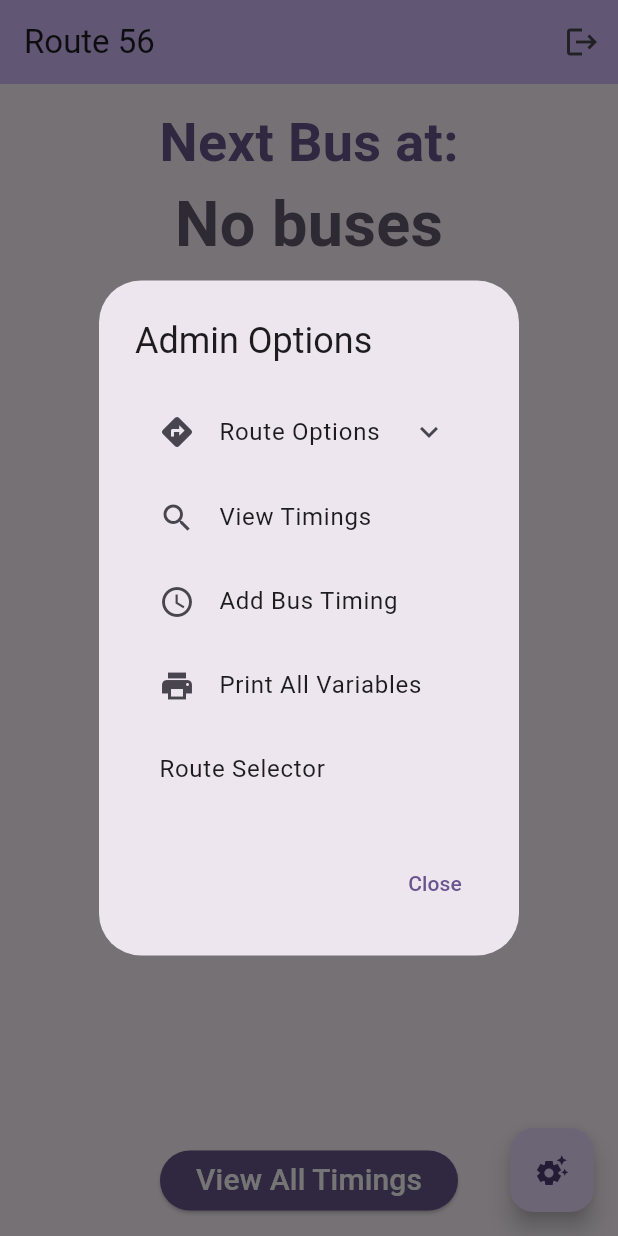
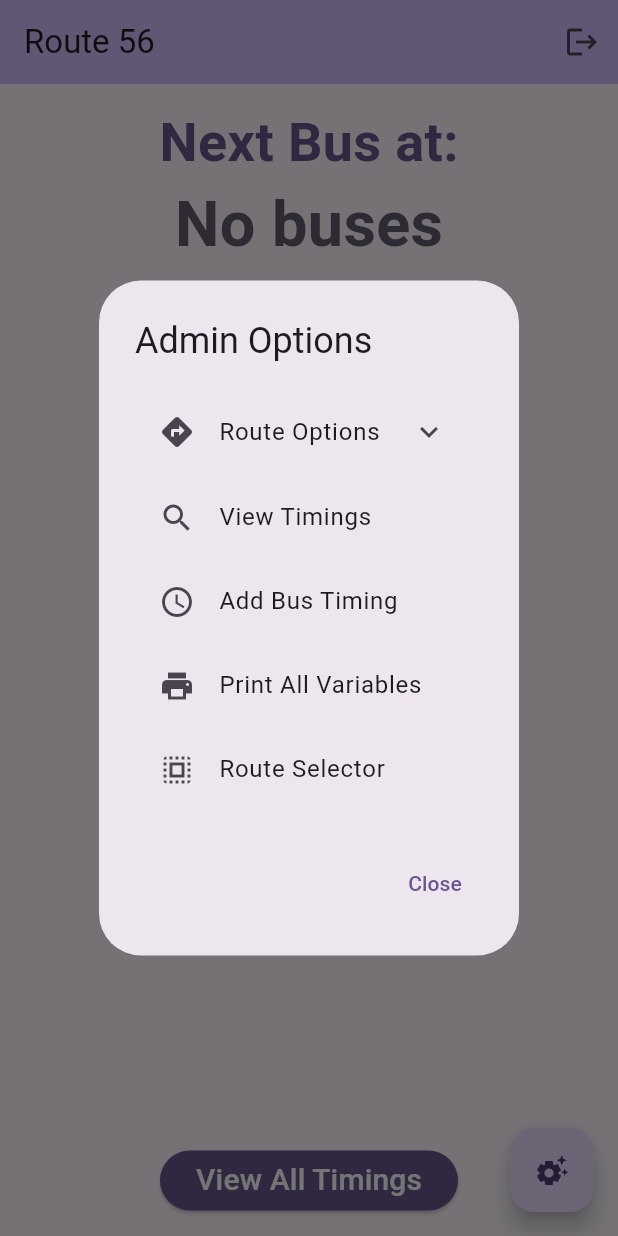
Before and after one commit to Sourish-Kanna/Next-Bus, a Flutter app: the screen it shows once a user with an empty profile is signed in, after a tap on the "settings suggest" icon, on a phone screen of 412 x 824 dp. Run offline on Flutter 3.47's test engine with Material 3 defaults, Android fonts, the light colour scheme and no system bars; drawn by our look-alikes of dynamic_color; our stand-ins replace cloud_firestore, firebase_auth, firebase_core, flutter_slidable, google_sign_in, shared_preferences; accounts and stored records are empty.

Commit message:
Refactor: Add Route Selector Icon and improve UI
- Added a leading icon to the "Route Selector" list tile for better visual identification.
- Improved overall user interface by adding an icon in the route selector.

```diff
--- a/lib/build_pages.dart
+++ b/lib/build_pages.dart
@@ -292,6 +292,7 @@ class BusHomePage extends StatelessWidget {
                 ),
                 ListTile(
                   title: const Text("Route Selector"),
+                  leading: const Icon(Icons.select_all),
                   onTap: () {
                     Navigator.pushNamed(context, '/route');
                   },
```
